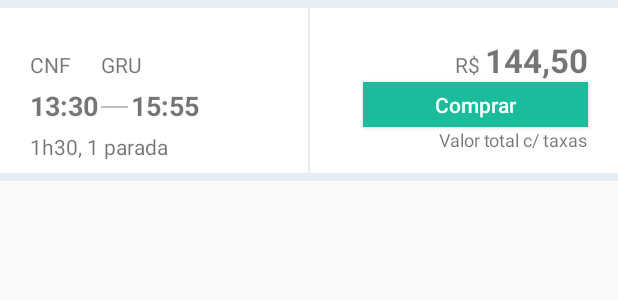
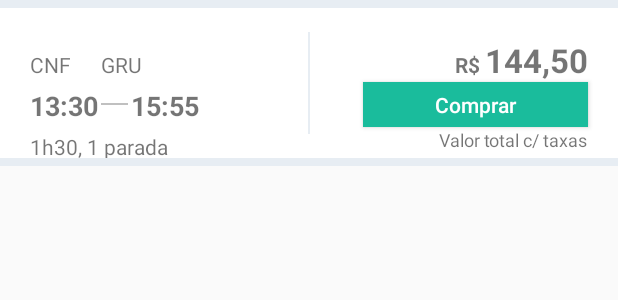
Before and after one commit to mvaguimaraes/maxmilhastest, an Android app: the layout list_item.xml on its own in the app's theme, with its tools: preview values and no code run, on a phone screen of 412 x 824 dp. Shown: the top 300 px of the screen. Run offline under Robolectric (Android 15) with nearby library versions, the phone set to English and light mode, and no system bars.

Commit message:
Third commit

```diff
--- a/MaxMilhas/app/build.gradle
+++ b/MaxMilhas/app/build.gradle
@@ -16,6 +16,7 @@ android {
             proguardFiles getDefaultProguardFile('proguard-android.txt'), 'proguard-rules.pro'
         }
     }
+    dataBinding { enabled= true}
     compileOptions {
         sourceCompatibility JavaVersion.VERSION_1_8
         targetCompatibility JavaVersion.VERSION_1_8
--- a/MaxMilhas/app/src/main/res/layout/list_item.xml
+++ b/MaxMilhas/app/src/main/res/layout/list_item.xml
@@ -51,7 +51,7 @@
                 android:background="#c0c0c0"
                 android:layout_toRightOf="@+id/time_departure"
                 android:layout_below="@+id/origin_airport"
-                android:layout_marginTop="@dimen/horizontal_line_width"
+                android:layout_marginTop="@dimen/tab_padding_bottom"
                 android:layout_marginLeft="@dimen/two_dp"
                 android:layout_marginRight="@dimen/two_dp"/>
 
@@ -88,8 +88,9 @@
 
         <View
             android:layout_width="1dp"
-            android:layout_height="fill_parent"
-            android:background="@color/background" />
+            android:layout_height="@dimen/vertical_line_height"
+            android:background="@color/background"
+            android:layout_gravity="center"/>
 
         <RelativeLayout
             android:layout_width="0dp"
@@ -104,6 +105,7 @@
                 android:layout_marginBottom="2dp"
                 android:layout_toLeftOf="@+id/price"
                 android:paddingTop="@dimen/padding"
+                android:textStyle="bold"
                 android:text="R$ " />
 
             <TextView
--- a/MaxMilhas/app/src/main/res/values/dimens.xml
+++ b/MaxMilhas/app/src/main/res/values/dimens.xml
@@ -19,6 +19,7 @@
     <dimen name="horizontal_line_width">18dp</dimen>
     <dimen name="one_dp">1dp</dimen>
     <dimen name="two_dp">2dp</dimen>
-    <dimen name="row_height">110dp</dimen>
+    <dimen name="row_height">100dp</dimen>
     <dimen name="row_spacing">8dp</dimen>
+    <dimen name="vertical_line_height">68dp</dimen>
 </resources>
--- a/MaxMilhas/app/src/main/res/values/strings.xml
+++ b/MaxMilhas/app/src/main/res/values/strings.xml
@@ -3,6 +3,9 @@
     <string name="outbound_flights">Voo de ida</string>
     <string name="inbound_flights">Voo de volta</string>
     <string name="flights">Voos</string>
+    <string name="flight">Voo</string>
+    <string name="flights_lc">voos</string>
+    <string name="flight_lc">voo</string>
     <string name="filter">Filtrar</string>
     <string name="sort">Ordenar</string>
     <string name="buy">Comprar</string>
```
Also changed, not shown: MaxMilhas/app/src/main/java/com/example/mguimaraes/maxmilhas/Adapters/FlightsAdapter.java (+1 -6 lines), MaxMilhas/app/src/main/java/com/example/mguimaraes/maxmilhas/Dagger/App.java (added, +13 -0 lines), MaxMilhas/app/src/main/java/com/example/mguimaraes/maxmilhas/Dagger/AppComponent.java (added, +20 -0 lines), MaxMilhas/app/src/main/java/com/example/mguimaraes/maxmilhas/Dagger/FragmentBuildersModule.java (added, +14 -0 lines), MaxMilhas/app/src/main/java/com/example/mguimaraes/maxmilhas/Dagger/ViewModelFactory.java (added, +42 -0 lines), MaxMilhas/app/src/main/java/com/example/mguimaraes/maxmilhas/Dagger/ViewModelKey.java (added, +19 -0 lines), MaxMilhas/app/src/main/java/com/example/mguimaraes/maxmilhas/Dagger/ViewModelModule.java (added, +23 -0 lines), MaxMilhas/app/src/main/java/com/example/mguimaraes/maxmilhas/Fragments/OutboundFragment.java (+33 -9 lines), MaxMilhas/app/src/main/java/com/example/mguimaraes/maxmilhas/ViewModels/OutboundFlightsViewModel.java (+5 -3 lines).
